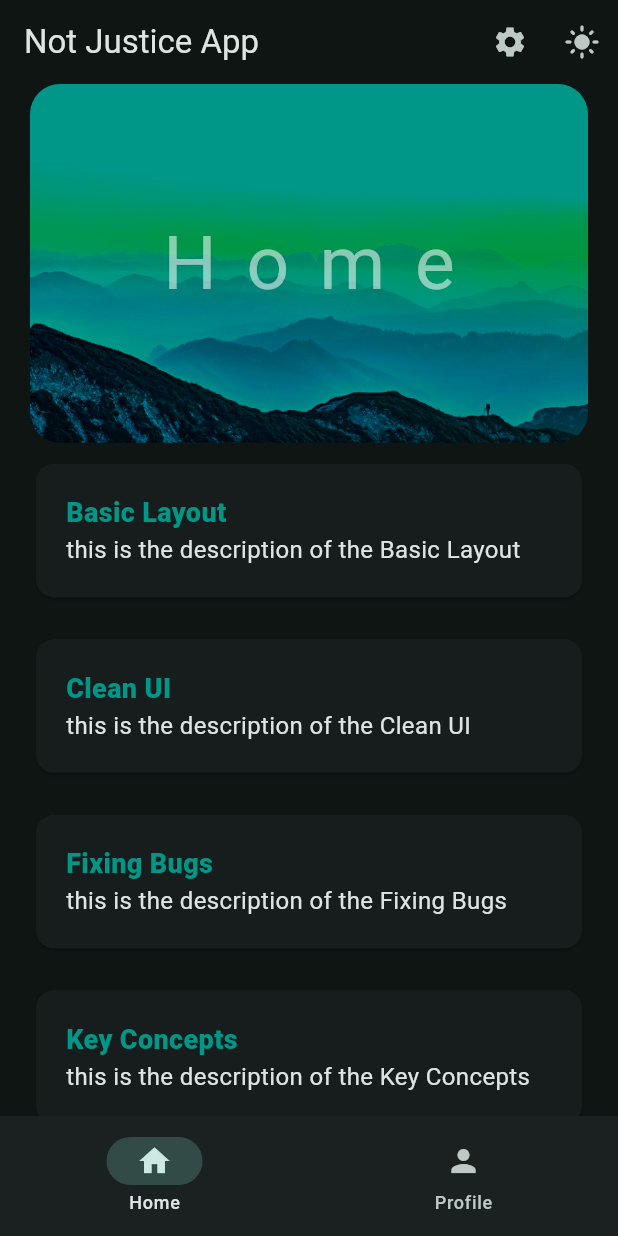
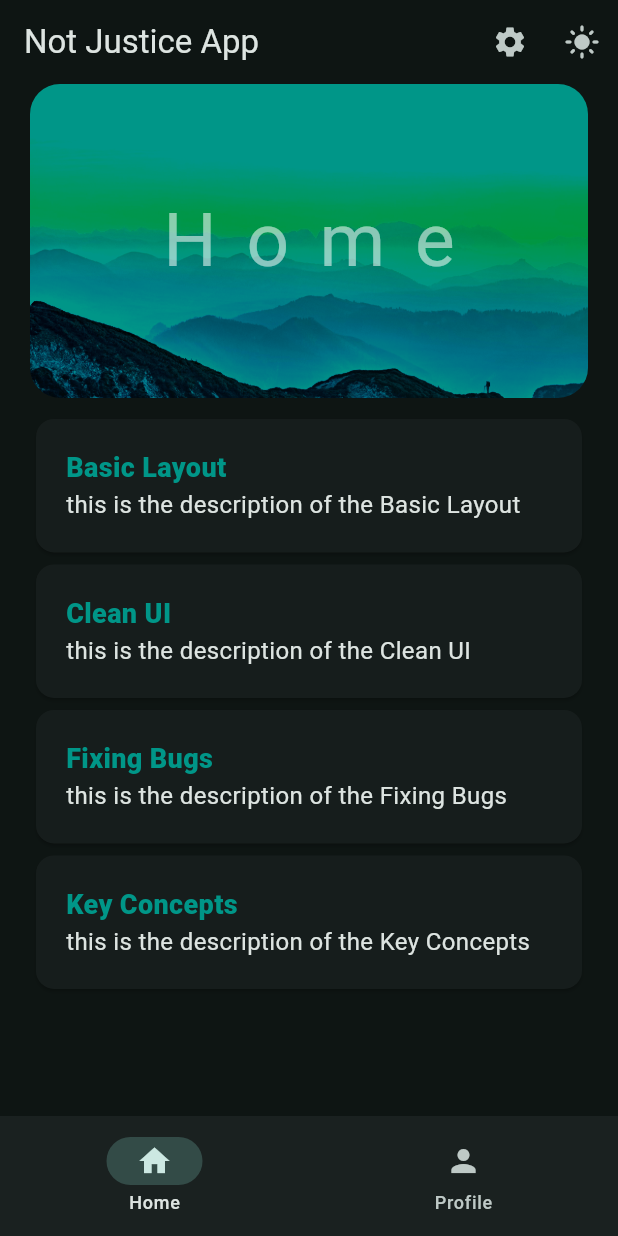
Before and after one commit to JusticeSwann/flutter_app, a Flutter app: the LoginPage screen opened directly, after a tap on "Register", on a phone screen of 412 x 824 dp. Run offline on Flutter 3.47's test engine with Material 3 defaults, Android fonts, the phone set to English and light mode, and no system bars; our stand-ins replace lottie, shared_preferences; accounts and stored records are empty; network calls fail.

```diff
--- a/lib/views/pages/home_page.dart
+++ b/lib/views/pages/home_page.dart
@@ -1,12 +1,34 @@
+import 'dart:convert';
 import 'package:flutter/material.dart';
 import 'package:flutter_application/data/constants.dart';
 import 'package:flutter_application/views/pages/course_page.dart';
-import 'package:flutter_application/views/pages/settings_page.dart';
 import 'package:flutter_application/widgets/container.dart';
 import 'package:flutter_application/widgets/hero_widget.dart';
+import 'package:http/http.dart' as http;
 
-class HomePage extends StatelessWidget{
+
+class HomePage extends StatefulWidget{
   const HomePage({super.key});
+
+  @override
+  State<HomePage> createState() => _HomePageState();
+}
+
+class _HomePageState extends State<HomePage> {
+  @override
+  void initState() {
+    getData();
+    super.initState();
+  }
+
+  void getData() async{
+    var client = http.Client();
+    try {
+      print(await http.read(Uri.https('catfact.ninja', 'fact')));
+    } finally {
+      client.close();
+}
+  }
 
   @override
   Widget build(BuildContext context) {
@@ -18,6 +40,9 @@ class HomePage extends StatelessWidget{
             HeroWidget(
               title: 'Home',
               nextPage: CoursePage(title: 'Course Page'),
+            ),
+            SizedBox(
+              height: 10,
             ),
             ...List.generate(
               ContainerValues.containerValues.length,
--- a/lib/widgets/container.dart
+++ b/lib/widgets/container.dart
@@ -21,7 +21,7 @@ class ContainerWidget extends StatelessWidget{
 
     return  Container(
       width: double.infinity,
-      padding: EdgeInsets.symmetric(vertical: 10),
+      padding: EdgeInsets.symmetric(vertical: 0),
       child: Card(
         child: Padding(
           padding: EdgeInsets.all(20),
--- a/lib/widgets/hero_widget.dart
+++ b/lib/widgets/hero_widget.dart
@@ -1,5 +1,4 @@
 import 'package:flutter/material.dart';
-import 'package:flutter_application/views/pages/settings_page.dart';
 
 class HeroWidget extends StatelessWidget{
   const HeroWidget(
@@ -23,7 +22,8 @@ class HeroWidget extends StatelessWidget{
           MaterialPageRoute(
             builder: (context) {
               return nextPage!;
-            },)
+            },
+          ),
         );
       }
       : null,
@@ -32,13 +32,17 @@ class HeroWidget extends StatelessWidget{
         children: [
           Hero(
             tag: 'hero1',
-            child: ClipRRect(
-              borderRadius: BorderRadius.circular(20),
-              child: Image(
-                image: AssetImage('assets/images/bg.jpg'),
-                color: Colors.teal,
-                colorBlendMode: BlendMode.darken,
-              )
+            child: AspectRatio(
+              aspectRatio: 1920/1080,
+              child: ClipRRect(
+                borderRadius: BorderRadius.circular(20),
+                child: Image.asset(
+                  'assets/images/bg.jpg',
+                  color: Colors.teal,
+                  colorBlendMode: BlendMode.darken,
+                  fit: BoxFit.cover,
+                )
+              ),
             )
           ),
           Text(
```
Also changed, not shown: flutter_launcher_icons.yaml (added, +17 -0 lines), lib/views/pages/expand_demo_page.dart (added, +36 -0 lines), lib/views/pages/onboarding_page.dart (+8 -0 lines), lib/views/pages/profile_page.dart (+16 -0 lines), lib/views/pages/settings_page.dart (+13 -0 lines), pubspec.yaml (+7 -0 lines), assets/images/logo.png (added), pubspec.lock, 29 other files.
